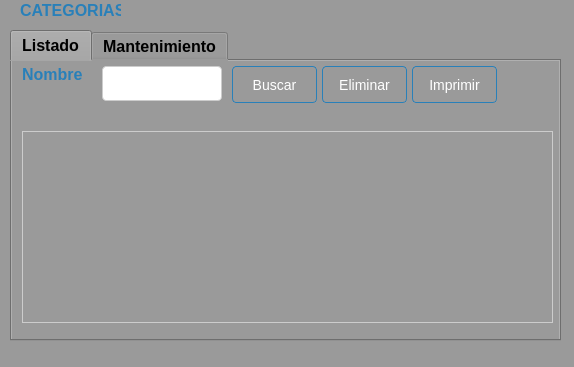
Above: Sistema de ventas/ui/FrmCategoria.ui from CodeDrTech/DevelopPython before the change. Below: the same form after it.
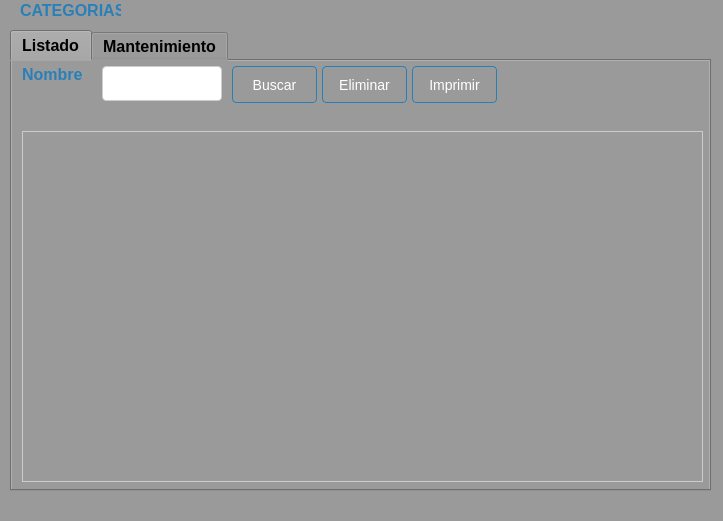
That is the form after the change.

```diff
--- a/Sistema de ventas/ui/FrmCategoria.ui
+++ b/Sistema de ventas/ui/FrmCategoria.ui
@@ -9,8 +9,8 @@
    <rect>
     <x>0</x>
     <y>0</y>
-    <width>574</width>
-    <height>367</height>
+    <width>723</width>
+    <height>521</height>
    </rect>
   </property>
   <property name="windowTitle">
@@ -57,8 +57,8 @@
      <rect>
       <x>10</x>
       <y>30</y>
-      <width>551</width>
-      <height>311</height>
+      <width>701</width>
+      <height>461</height>
      </rect>
     </property>
     <property name="toolTip">
@@ -315,8 +315,8 @@
        <rect>
         <x>10</x>
         <y>70</y>
-        <width>531</width>
-        <height>192</height>
+        <width>681</width>
+        <height>351</height>
        </rect>
       </property>
       <property name="styleSheet">
```
Left out of the diff: 4 changed lines with no effect on the pictures.
